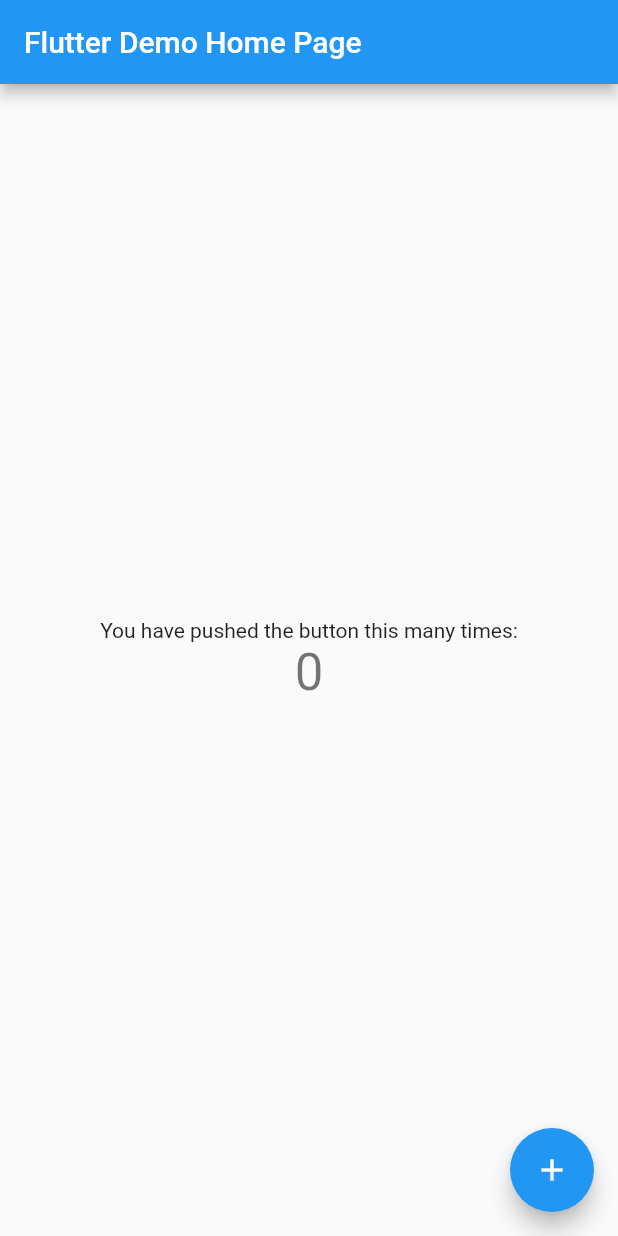
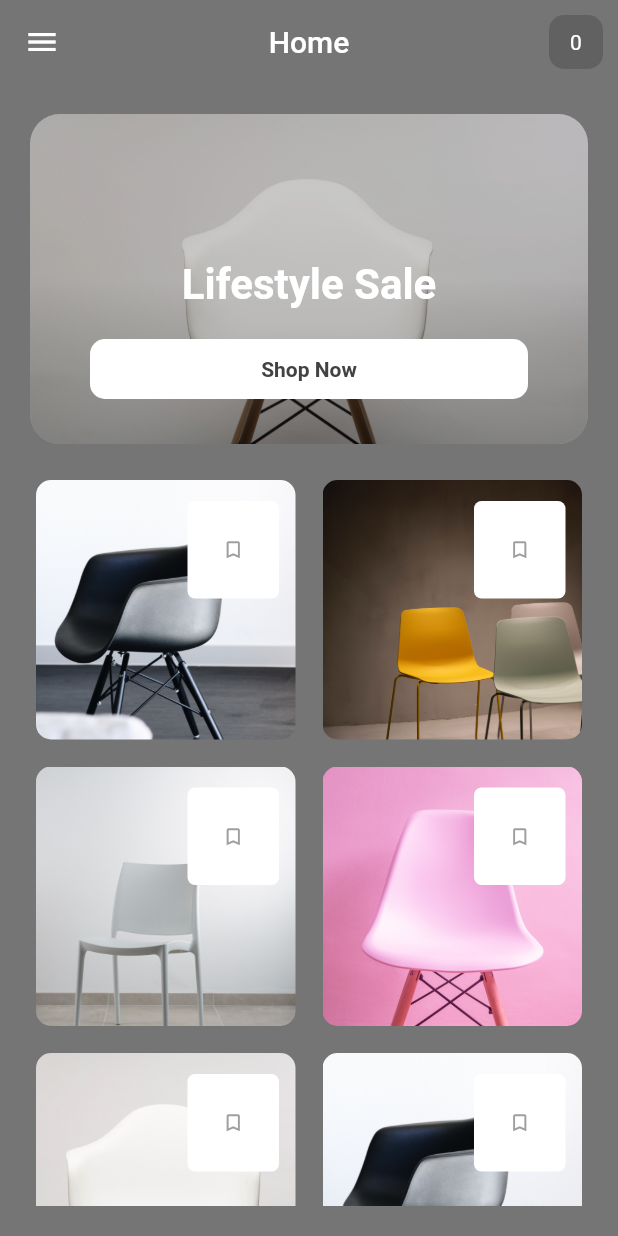
Before and after one commit to speauty/flutter_ui_examples, a Flutter app: the screen it shows after launch, on a phone screen of 412 x 824 dp. Run offline on Flutter 3.47's test engine with Material 2 defaults, Android fonts, the phone set to English and light mode, and no system bars.

Commit message:
feature: 完成grid_viewUI;

```diff
--- /dev/null
+++ b/lib/features/grid_view/pages/grid_view_page.dart
@@ -0,0 +1,154 @@
+import 'package:flutter/material.dart';
+
+class GridViewPage extends StatefulWidget {
+  const GridViewPage({super.key});
+
+  @override
+  State<GridViewPage> createState() => _GridViewPageState();
+}
+
+class _GridViewPageState extends State<GridViewPage> {
+  final List<String> _listItem = [
+    'assets/images/two.jpg',
+    'assets/images/three.jpg',
+    'assets/images/four.jpg',
+    'assets/images/five.jpg',
+    'assets/images/one.jpg',
+    'assets/images/two.jpg',
+    'assets/images/three.jpg',
+    'assets/images/four.jpg',
+    'assets/images/five.jpg',
+  ];
+
+  @override
+  Widget build(BuildContext context) {
+    return Scaffold(
+      backgroundColor: Colors.grey[600],
+      appBar: AppBar(
+        backgroundColor: Colors.transparent,
+        elevation: 0,
+        leading: const Icon(Icons.menu),
+        centerTitle: true,
+        title: const Text('Home'),
+        actions: [
+          Padding(
+            padding: const EdgeInsets.all(10),
+            child: Container(
+              width: 36,
+              height: 30,
+              decoration: BoxDecoration(
+                borderRadius: BorderRadius.circular(10.0),
+                color: Colors.grey[700],
+              ),
+              child: const Center(
+                child: Text('0'),
+              ),
+            ),
+          ),
+        ],
+      ),
+      body: SafeArea(
+        child: Container(
+          padding: const EdgeInsets.all(20.0),
+          child: Column(
+            children: [
+              Container(
+                width: double.infinity,
+                height: 220,
+                decoration: BoxDecoration(
+                  borderRadius: BorderRadius.circular(20),
+                  image: const DecorationImage(
+                      image: AssetImage('assets/images/one.jpg'),
+                      fit: BoxFit.cover),
+                ),
+                child: Container(
+                  decoration: BoxDecoration(
+                    borderRadius: BorderRadius.circular(20),
+                    gradient: LinearGradient(
+                      begin: Alignment.bottomRight,
+                      colors: [
+                        Colors.black.withOpacity(.4),
+                        Colors.black.withOpacity(.2),
+                      ],
+                    ),
+                  ),
+                  child: Column(
+                    mainAxisAlignment: MainAxisAlignment.end,
+                    children: [
+                      const Text(
+                        'Lifestyle Sale',
+                        style: TextStyle(
+                          color: Colors.white,
+                          fontSize: 28,
+                          fontWeight: FontWeight.bold,
+                        ),
+                      ),
+                      const SizedBox(height: 20),
+                      Container(
+                        height: 40,
+                        margin: const EdgeInsets.symmetric(horizontal: 40),
+                        decoration: BoxDecoration(
+                          borderRadius: BorderRadius.circular(10.0),
+                          color: Colors.white,
+                        ),
+                        child: Center(
+                          child: Text(
+                            'Shop Now',
+                            style: TextStyle(
+                              color: Colors.grey[800],
+                              fontWeight: FontWeight.bold,
+                            ),
+                          ),
+                        ),
+                      ),
+                      const SizedBox(height: 30),
+                    ],
+                  ),
+                ),
+              ),
+              const SizedBox(height: 20.0),
+              Expanded(
+                child: GridView.count(
+                  crossAxisCount: 2,
+                  crossAxisSpacing: 10,
+                  mainAxisSpacing: 10,
+                  children: _listItem
+                      .map((item) => Card(
+                            color: Colors.transparent,
+                            elevation: 0,
+                            child: Container(
+                              decoration: BoxDecoration(
+                                borderRadius: BorderRadius.circular(10),
+                                image: DecorationImage(
+                                  image: AssetImage(item),
+                                  fit: BoxFit.cover,
+                                ),
+                              ),
+                              child: Transform.translate(
+                                offset: const Offset(45, -40),
+                                child: Container(
+                                  margin: const EdgeInsets.symmetric(
+                                      horizontal: 56, vertical: 54),
+                                  decoration: BoxDecoration(
+                                    borderRadius: BorderRadius.circular(5),
+                                    color: Colors.white,
+                                  ),
+                                  child: Icon(
+                                    Icons.bookmark_border,
+                                    color: Colors.grey[500],
+                                    size: 15,
+                                  ),
+                                ),
+                              ),
+                            ),
+                          ))
+                      .toList(),
+                ),
+              ),
+            ],
+          ),
+        ),
+      ),
+    );
+  }
+}
--- a/lib/main.dart
+++ b/lib/main.dart
@@ -1,115 +1,9 @@
 import 'package:flutter/material.dart';
+import 'package:flutter_ui_examples/features/grid_view/pages/grid_view_page.dart';
 
-void main() {
-  runApp(const MyApp());
-}
-
-class MyApp extends StatelessWidget {
-  const MyApp({super.key});
-
-  // This widget is the root of your application.
-  @override
-  Widget build(BuildContext context) {
-    return MaterialApp(
-      title: 'Flutter Demo',
-      theme: ThemeData(
-        // This is the theme of your application.
-        //
-        // Try running your application with "flutter run". You'll see the
-        // application has a blue toolbar. Then, without quitting the app, try
-        // changing the primarySwatch below to Colors.green and then invoke
-        // "hot reload" (press "r" in the console where you ran "flutter run",
-        // or simply save your changes to "hot reload" in a Flutter IDE).
-        // Notice that the counter didn't reset back to zero; the application
-        // is not restarted.
-        primarySwatch: Colors.blue,
+void main() => runApp(
+      const MaterialApp(
+        debugShowCheckedModeBanner: false,
+        home: GridViewPage(),
       ),
-      home: const MyHomePage(title: 'Flutter Demo Home Page'),
     );
-  }
-}
-
-class MyHomePage extends StatefulWidget {
-  const MyHomePage({super.key, required this.title});
-
-  // This widget is the home page of your application. It is stateful, meaning
-  // that it has a State object (defined below) that contains fields that affect
-  // how it looks.
-
-  // This class is the configuration for the state. It holds the values (in this
-  // case the title) provided by the parent (in this case the App widget) and
-  // used by the build method of the State. Fields in a Widget subclass are
-  // always marked "final".
-
-  final String title;
-
-  @override
-  State<MyHomePage> createState() => _MyHomePageState();
-}
-
-class _MyHomePageState extends State<MyHomePage> {
-  int _counter = 0;
-
-  void _incrementCounter() {
-    setState(() {
-      // This call to setState tells the Flutter framework that something has
-      // changed in this State, which causes it to rerun the build method below
-      // so that the display can reflect the updated values. If we changed
-      // _counter without calling setState(), then the build method would not be
-      // called again, and so nothing would appear to happen.
-      _counter++;
-    });
-  }
-
-  @override
-  Widget build(BuildContext context) {
-    // This method is rerun every time setState is called, for instance as done
-    // by the _incrementCounter method above.
-    //
-    // The Flutter framework has been optimized to make rerunning build methods
-    // fast, so that you can just rebuild anything that needs updating rather
-    // than having to individually change instances of widgets.
-    return Scaffold(
-      appBar: AppBar(
-        // Here we take the value from the MyHomePage object that was created by
-        // the App.build method, and use it to set our appbar title.
-        title: Text(widget.title),
-      ),
-      body: Center(
-        // Center is a layout widget. It takes a single child and positions it
-        // in the middle of the parent.
-        child: Column(
-          // Column is also a layout widget. It takes a list of children and
-          // arranges them vertically. By default, it sizes itself to fit its
-          // children horizontally, and tries to be as tall as its parent.
-          //
-          // Invoke "debug painting" (press "p" in the console, choose the
-          // "Toggle Debug Paint" action from the Flutter Inspector in Android
-          // Studio, or the "Toggle Debug Paint" command in Visual Studio Code)
-          // to see the wireframe for each widget.
-          //
-          // Column has various properties to control how it sizes itself and
-          // how it positions its children. Here we use mainAxisAlignment to
-          // center the children vertically; the main axis here is the vertical
-          // axis because Columns are vertical (the cross axis would be
-          // horizontal).
-          mainAxisAlignment: MainAxisAlignment.center,
-          children: <Widget>[
-            const Text(
-              'You have pushed the button this many times:',
-            ),
-            Text(
-              '$_counter',
-              style: Theme.of(context).textTheme.headline4,
-            ),
-          ],
-        ),
-      ),
-      floatingActionButton: FloatingActionButton(
-        onPressed: _incrementCounter,
-        tooltip: 'Increment',
-        child: const Icon(Icons.add),
-      ), // This trailing comma makes auto-formatting nicer for build methods.
-    );
-  }
-}
--- a/pubspec.yaml
+++ b/pubspec.yaml
@@ -60,8 +60,8 @@ flutter:
   uses-material-design: true
 
   # To add assets to your application, add an assets section, like this:
-  # assets:
-  #   - images/a_dot_burr.jpeg
+  assets:
+    - assets/images/
   #   - images/a_dot_ham.jpeg
 
   # An image asset can refer to one or more resolution-specific "variants", see
```
Also changed, not shown: assets/images/five.jpg (added), assets/images/four.jpg (added), assets/images/one.jpg (added), assets/images/three.jpg (added), assets/images/two.jpg (added), assets/ui/grid_view.jpg (added).
